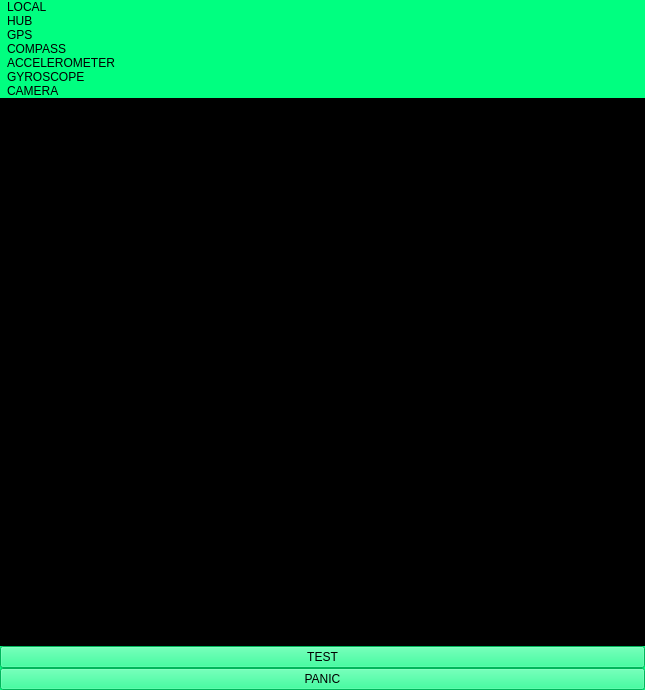
First picture: the form in lib/ui/AgentWindow.ui, repository mrdeveloperdude/OctoMY, before the edit.
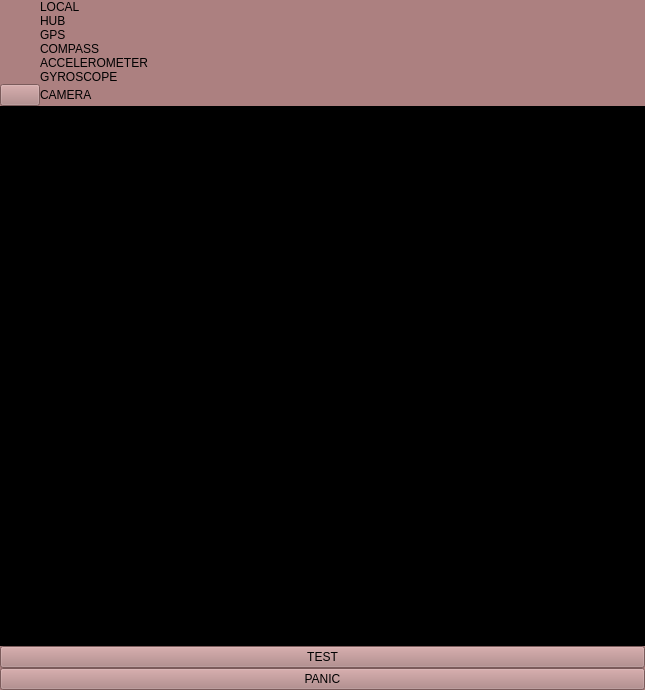
Second picture: the form after the edit. The open tabs and pages were chosen to show the change. Icons and pictures are not drawn. Custom widgets are drawn as their Qt base class.

Diff of the .ui file:
```diff
--- a/lib/ui/AgentWindow.ui
+++ b/lib/ui/AgentWindow.ui
@@ -25,8 +25,8 @@
      <colorrole role="Button">
       <brush brushstyle="SolidPattern">
        <color alpha="255">
-        <red>0</red>
-        <green>255</green>
+        <red>172</red>
+        <green>128</green>
         <blue>128</blue>
        </color>
       </brush>
@@ -34,17 +34,17 @@
      <colorrole role="Light">
       <brush brushstyle="SolidPattern">
        <color alpha="255">
-        <red>127</red>
-        <green>255</green>
-        <blue>192</blue>
+        <red>255</red>
+        <green>193</green>
+        <blue>193</blue>
        </color>
       </brush>
      </colorrole>
      <colorrole role="Midlight">
       <brush brushstyle="SolidPattern">
        <color alpha="255">
-        <red>63</red>
-        <green>255</green>
+        <red>213</red>
+        <green>160</green>
         <blue>160</blue>
        </color>
       </brush>
@@ -52,8 +52,8 @@
      <colorrole role="Dark">
       <brush brushstyle="SolidPattern">
        <color alpha="255">
-        <red>0</red>
-        <green>127</green>
+        <red>86</red>
+        <green>64</green>
         <blue>64</blue>
        </color>
       </brush>
@@ -61,8 +61,8 @@
      <colorrole role="Mid">
       <brush brushstyle="SolidPattern">
        <color alpha="255">
-        <red>0</red>
-        <green>170</green>
+        <red>115</red>
+        <green>85</green>
         <blue>85</blue>
        </color>
       </brush>
@@ -106,8 +106,8 @@
      <colorrole role="Window">
       <brush brushstyle="SolidPattern">
        <color alpha="255">
-        <red>0</red>
-        <green>255</green>
+        <red>172</red>
+        <green>128</green>
         <blue>128</blue>
        </color>
       </brush>
@@ -124,8 +124,8 @@
      <colorrole role="AlternateBase">
       <brush brushstyle="SolidPattern">
        <color alpha="255">
-        <red>127</red>
-        <green>255</green>
+        <red>213</red>
+        <green>191</green>
         <blue>191</blue>
        </color>
       </brush>
@@ -162,8 +162,8 @@
      <colorrole role="Button">
       <brush brushstyle="SolidPattern">
        <color alpha="255">
-        <red>0</red>
-        <green>255</green>
+        <red>172</red>
+        <green>128</green>
         <blue>128</blue>
        </color>
       </brush>
@@ -171,17 +171,17 @@
      <colorrole role="Light">
       <brush brushstyle="SolidPattern">
        <color alpha="255">
-        <red>127</red>
-        <green>255</green>
-        <blue>192</blue>
+        <red>255</red>
+        <green>193</green>
+        <blue>193</blue>
        </color>
       </brush>
      </colorrole>
      <colorrole role="Midlight">
       <brush brushstyle="SolidPattern">
        <color alpha="255">
-        <red>63</red>
-        <green>255</green>
+        <red>213</red>
+        <green>160</green>
         <blue>160</blue>
        </color>
       </brush>
@@ -189,8 +189,8 @@
      <colorrole role="Dark">
       <brush brushstyle="SolidPattern">
        <color alpha="255">
-        <red>0</red>
-        <green>127</green>
+        <red>86</red>
+        <green>64</green>
         <blue>64</blue>
        </color>
       </brush>
@@ -198,8 +198,8 @@
      <colorrole role="Mid">
       <brush brushstyle="SolidPattern">
        <color alpha="255">
-        <red>0</red>
-        <green>170</green>
+        <red>115</red>
+        <green>85</green>
         <blue>85</blue>
        </color>
       </brush>
@@ -243,8 +243,8 @@
      <colorrole role="Window">
       <brush brushstyle="SolidPattern">
        <color alpha="255">
-        <red>0</red>
-        <green>255</green>
+        <red>172</red>
+        <green>128</green>
         <blue>128</blue>
        </color>
       </brush>
@@ -261,8 +261,8 @@
      <colorrole role="AlternateBase">
       <brush brushstyle="SolidPattern">
        <color alpha="255">
-        <red>127</red>
-        <green>255</green>
+        <red>213</red>
+        <green>191</green>
         <blue>191</blue>
        </color>
       </brush>
@@ -290,8 +290,8 @@
      <colorrole role="WindowText">
       <brush brushstyle="SolidPattern">
        <color alpha="255">
-        <red>0</red>
-        <green>127</green>
+        <red>86</red>
+        <green>64</green>
         <blue>64</blue>
        </color>
       </brush>
@@ -299,8 +299,8 @@
      <colorrole role="Button">
       <brush brushstyle="SolidPattern">
        <color alpha="255">
-        <red>0</red>
-        <green>255</green>
+        <red>172</red>
+        <green>128</green>
         <blue>128</blue>
        </color>
       </brush>
@@ -308,17 +308,17 @@
      <colorrole role="Light">
       <brush brushstyle="SolidPattern">
        <color alpha="255">
-        <red>127</red>
-        <green>255</green>
-        <blue>192</blue>
+        <red>255</red>
+        <green>193</green>
+        <blue>193</blue>
        </color>
       </brush>
      </colorrole>
      <colorrole role="Midlight">
       <brush brushstyle="SolidPattern">
        <color alpha="255">
-        <red>63</red>
-        <green>255</green>
+        <red>213</red>
+        <green>160</green>
         <blue>160</blue>
        </color>
       </brush>
@@ -326,8 +326,8 @@
      <colorrole role="Dark">
       <brush brushstyle="SolidPattern">
        <color alpha="255">
-        <red>0</red>
-        <green>127</green>
+        <red>86</red>
+        <green>64</green>
         <blue>64</blue>
        </color>
       </brush>
@@ -335,8 +335,8 @@
      <colorrole role="Mid">
       <brush brushstyle="SolidPattern">
        <color alpha="255">
-        <red>0</red>
-        <green>170</green>
+        <red>115</red>
+        <green>85</green>
         <blue>85</blue>
        </color>
       </brush>
@@ -344,8 +344,8 @@
      <colorrole role="Text">
       <brush brushstyle="SolidPattern">
        <color alpha="255">
-        <red>0</red>
-        <green>127</green>
+        <red>86</red>
+        <green>64</green>
         <blue>64</blue>
        </color>
       </brush>
@@ -362,8 +362,8 @@
      <colorrole role="ButtonText">
       <brush brushstyle="SolidPattern">
        <color alpha="255">
-        <red>0</red>
-        <green>127</green>
+        <red>86</red>
+        <green>64</green>
         <blue>64</blue>
        </color>
       </brush>
@@ -371,8 +371,8 @@
      <colorrole role="Base">
       <brush brushstyle="SolidPattern">
        <color alpha="255">
-        <red>0</red>
-        <green>255</green>
+        <red>172</red>
+        <green>128</green>
         <blue>128</blue>
        </color>
       </brush>
@@ -380,8 +380,8 @@
      <colorrole role="Window">
       <brush brushstyle="SolidPattern">
        <color alpha="255">
-        <red>0</red>
-        <green>255</green>
+        <red>172</red>
+        <green>128</green>
         <blue>128</blue>
        </color>
       </brush>
@@ -398,8 +398,8 @@
      <colorrole role="AlternateBase">
       <brush brushstyle="SolidPattern">
        <color alpha="255">
-        <red>0</red>
-        <green>255</green>
+        <red>172</red>
+        <green>128</green>
         <blue>128</blue>
        </color>
       </brush>
@@ -457,7 +457,7 @@
       </sizepolicy>
      </property>
      <property name="currentIndex">
-      <number>3</number>
+      <number>6</number>
      </property>
      <widget class="QWidget" name="pageRunning">
       <layout class="QGridLayout" name="gridLayout_2">
@@ -494,98 +494,7 @@
           <property name="spacing">
            <number>0</number>
           </property>
-          <item row="1" column="1">
-           <widget class="QLabel" name="labelHub">
-            <property name="sizePolicy">
-             <sizepolicy hsizetype="Expanding" vsizetype="Minimum">
-              <horstretch>0</horstretch>
-              <verstretch>0</verstretch>
-             </sizepolicy>
-            </property>
-            <property name="text">
-             <string>HUB</string>
-            </property>
-           </widget>
-          </item>
-          <item row="6" column="1">
-           <widget class="QLabel" name="labelCamera">
-            <property name="sizePolicy">
-             <sizepolicy hsizetype="Expanding" vsizetype="Minimum">
-              <horstretch>0</horstretch>
-              <verstretch>0</verstretch>
-             </sizepolicy>
-            </property>
-            <property name="text">
-             <string>CAMERA</string>
-            </property>
-           </widget>
-          </item>
-          <item row="4" column="1">
-           <widget class="QLabel" name="labelAccelerometer">
-            <property name="sizePolicy">
-             <sizepolicy hsizetype="Expanding" vsizetype="Minimum">
-              <horstretch>0</horstretch>
-              <verstretch>0</verstretch>
-             </sizepolicy>
-            </property>
-            <property name="text">
-             <string>ACCELEROMETER</string>
-            </property>
-           </widget>
-          </item>
-          <item row="4" column="0">
-           <widget class="QLabel" name="label_5">
-            <property name="text">
-             <string/>
-            </property>
-            <property name="pixmap">
-             <pixmap resource="../resources/icons.qrc">:/icons/sensor_accellerometer.svg</pixmap>
-            </property>
-            <property name="margin">
-             <number>10</number>
-            </property>
-           </widget>
-          </item>
-          <item row="5" column="0">
-           <widget class="QLabel" name="label_6">
-            <property name="text">
-             <string/>
-            </property>
-            <property name="pixmap">
-             <pixmap resource="../resources/icons.qrc">:/icons/sensor_gyroscope.svg</pixmap>
-            </property>
-            <property name="margin">
-             <number>10</number>
-            </property>
-           </widget>
-          </item>
-          <item row="5" column="1">
-           <widget class="QLabel" name="labelGyroscope">
-            <property name="sizePolicy">
-             <sizepolicy hsizetype="Expanding" vsizetype="Minimum">
-              <horstretch>0</horstretch>
-              <verstretch>0</verstretch>
-             </sizepolicy>
-            </property>
-            <property name="text">
-             <string>GYROSCOPE</string>
-            </property>
-           </widget>
-          </item>
           <item row="3" column="0">
-           <widget class="QLabel" name="label_3">
-            <property name="text">
-             <string/>
-            </property>
-            <property name="pixmap">
-             <pixmap resource="../resources/icons.qrc">:/icons/sensor_compass.svg</pixmap>
-            </property>
-            <property name="margin">
-             <number>10</number>
-            </property>
-           </widget>
-          </item>
-          <item row="2" column="0">
            <widget class="QLabel" name="label">
             <property name="text">
              <string/>
@@ -598,62 +507,7 @@
             </property>
            </widget>
           </item>
-          <item row="0" column="1">
-           <widget class="QLabel" name="labelLocal">
-            <property name="sizePolicy">
-             <sizepolicy hsizetype="Expanding" vsizetype="Minimum">
-              <horstretch>0</horstretch>
-              <verstretch>0</verstretch>
-             </sizepolicy>
-            </property>
-            <property name="text">
-             <string>LOCAL</string>
-            </property>
-           </widget>
-          </item>
-          <item row="3" column="1">
-           <widget class="QLabel" name="labelCompass">
-            <property name="sizePolicy">
-             <sizepolicy hsizetype="Expanding" vsizetype="Minimum">
-              <horstretch>0</horstretch>
-              <verstretch>0</verstretch>
-             </sizepolicy>
-            </property>
-            <property name="text">
-             <string>COMPASS</string>
-            </property>
-           </widget>
-          </item>
-          <item row="2" column="1">
-           <widget class="QLabel" name="labelGPS">
-            <property name="sizePolicy">
-             <sizepolicy hsizetype="Expanding" vsizetype="Minimum">
-              <horstretch>0</horstretch>
-              <verstretch>0</verstretch>
-             </sizepolicy>
-            </property>
-            <property name="lineWidth">
-             <number>0</number>
-            </property>
-            <property name="text">
-             <string>GPS</string>
-            </property>
-           </widget>
-          </item>
-          <item row="6" column="0">
-           <widget class="QLabel" name="label_7">
-            <property name="text">
-             <string/>
-            </property>
-            <property name="pixmap">
-             <pixmap resource="../resources/icons.qrc">:/icons/sensor_camera.svg</pixmap>
-            </property>
-            <property name="margin">
-             <number>10</number>
-            </property>
-           </widget>
-          </item>
-          <item row="7" column="0" colspan="2">
+          <item row="8" column="0" colspan="2">
            <widget class="IdenticonWidget" name="widgetIdenticon" native="true">
             <property name="sizePolicy">
              <sizepolicy hsizetype="Minimum" vsizetype="Minimum">
@@ -1141,7 +995,62 @@
             </layout>
            </widget>
           </item>
-          <item row="0" column="0" rowspan="2">
+          <item row="6" column="0">
+           <widget class="QLabel" name="label_6">
+            <property name="text">
+             <string/>
+            </property>
+            <property name="pixmap">
+             <pixmap resource="../resources/icons.qrc">:/icons/sensor_gyroscope.svg</pixmap>
+            </property>
+            <property name="margin">
+             <number>10</number>
+            </property>
+           </widget>
+          </item>
+          <item row="2" column="1">
+           <widget class="QLabel" name="labelHub">
+            <property name="sizePolicy">
+             <sizepolicy hsizetype="Expanding" vsizetype="Minimum">
+              <horstretch>0</horstretch>
+              <verstretch>0</verstretch>
+             </sizepolicy>
+            </property>
+            <property name="text">
+             <string>HUB</string>
+            </property>
+           </widget>
+          </item>
+          <item row="6" column="1">
+           <widget class="QLabel" name="labelGyroscope">
+            <property name="sizePolicy">
+             <sizepolicy hsizetype="Expanding" vsizetype="Minimum">
+              <horstretch>0</horstretch>
+              <verstretch>0</verstretch>
+             </sizepolicy>
+            </property>
+            <property name="text">
+             <string>GYROSCOPE</string>
+            </property>
+           </widget>
+          </item>
+          <item row="3" column="1">
+           <widget class="QLabel" name="labelGPS">
+            <property name="sizePolicy">
+             <sizepolicy hsizetype="Expanding" vsizetype="Minimum">
+              <horstretch>0</horstretch>
+              <verstretch>0</verstretch>
+             </sizepolicy>
+            </property>
+            <property name="lineWidth">
+             <number>0</number>
+            </property>
+            <property name="text">
+             <string>GPS</string>
+            </property>
+           </widget>
+          </item>
+          <item row="1" column="0" rowspan="2">
            <widget class="QLabel" name="label_8">
             <property name="text">
              <string/>
@@ -1154,30 +1063,113 @@
             </property>
            </widget>
           </item>
+          <item row="4" column="0">
+           <widget class="QLabel" name="label_3">
+            <property name="text">
+             <string/>
+            </property>
+            <property name="pixmap">
+             <pixmap resource="../resources/icons.qrc">:/icons/sensor_compass.svg</pixmap>
+            </property>
+            <property name="margin">
+             <number>10</number>
+            </property>
+           </widget>
+          </item>
+          <item row="7" column="0">
+           <widget class="QPushButton" name="pushButtonCamera">
+            <property name="text">
+             <string/>
+            </property>
+            <property name="icon">
+             <iconset resource="../resources/icons.qrc">
+              <normaloff>:/icons/eye.svg</normaloff>:/icons/eye.svg</iconset>
+            </property>
+           </widget>
+          </item>
+          <item row="5" column="0">
+           <widget class="QLabel" name="label_5">
+            <property name="text">
+             <string/>
+            </property>
+            <property name="pixmap">
+             <pixmap resource="../resources/icons.qrc">:/icons/sensor_accellerometer.svg</pixmap>
+            </property>
+            <property name="margin">
+             <number>10</number>
+            </property>
+           </widget>
+          </item>
+          <item row="5" column="1">
+           <widget class="QLabel" name="labelAccelerometer">
+            <property name="sizePolicy">
+             <sizepolicy hsizetype="Expanding" vsizetype="Minimum">
+              <horstretch>0</horstretch>
+              <verstretch>0</verstretch>
+             </sizepolicy>
+            </property>
+            <property name="text">
+             <string>ACCELEROMETER</string>
+            </property>
+           </widget>
+          </item>
+          <item row="4" column="1">
+           <widget class="QLabel" name="labelCompass">
+            <property name="sizePolicy">
+             <sizepolicy hsizetype="Expanding" vsizetype="Minimum">
+              <horstretch>0</horstretch>
+              <verstretch>0</verstretch>
+             </sizepolicy>
+            </property>
+            <property name="text">
+             <string>COMPASS</string>
+            </property>
+           </widget>
+          </item>
+          <item row="1" column="1">
+           <widget class="QLabel" name="labelLocal">
+            <property name="sizePolicy">
+             <sizepolicy hsizetype="Expanding" vsizetype="Minimum">
+              <horstretch>0</horstretch>
+              <verstretch>0</verstretch>
+             </sizepolicy>
+            </property>
+            <property name="text">
+             <string>LOCAL</string>
+            </property>
+           </widget>
+          </item>
+          <item row="7" column="1">
+           <widget class="QLabel" name="labelCamera">
+            <property name="sizePolicy">
+             <sizepolicy hsizetype="Expanding" vsizetype="Minimum">
+              <horstretch>0</horstretch>
+              <verstretch>0</verstretch>
+             </sizepolicy>
+            </property>
+            <property name="text">
+             <string>CAMERA</string>
+            </property>
+           </widget>
+          </item>
+          <item row="0" column="0" colspan="2">
+           <widget class="ConnectionWidget" name="widgetConnection" native="true">
+            <property name="sizePolicy">
+             <sizepolicy hsizetype="Minimum" vsizetype="Minimum">
+              <horstretch>0</horstretch>
+              <verstretch>0</verstretch>
+             </sizepolicy>
+            </property>
+           </widget>
+          </item>
          </layout>
         </widget>
        </item>
       </layout>
      </widget>
      <widget class="QWidget" name="pageConnect">
-      <layout class="QGridLayout" name="gridLayout_3">
-       <item row="3" column="1">
-        <widget class="TryToggle" name="tryToggleListen" native="true">
-         <property name="sizePolicy">
-          <sizepolicy hsizetype="Expanding" vsizetype="Minimum">
-           <horstretch>0</horstretch>
-           <verstretch>0</verstretch>
-          </sizepolicy>
-         </property>
-         <property name="minimumSize">
-          <size>
-           <width>10</width>
-           <height>10</height>
-          </size>
-         </property>
-        </widget>
-       </item>
-       <item row="4" column="1">
+      <layout class="QVBoxLayout" name="verticalLayout_5">
+       <item>
         <widget class="IdenticonWidget" name="widgetIdenticon_2" native="true">
          <property name="sizePolicy">
           <sizepolicy hsizetype="Minimum" vsizetype="Expanding">
@@ -1196,77 +1188,6 @@
          </property>
         </widget>
        </item>
-       <item row="2" column="1">
-        <layout class="QHBoxLayout" name="horizontalLayout">
-         <item>
-          <widget class="TextEntry" name="lineEditHubAddress">
-           <property name="placeholderText">
-            <string>Hub address</string>
-           </property>
-          </widget>
-         </item>
-         <item>
-          <widget class="QLabel" name="label_2">
-           <property name="text">
-            <string>:</string>
-           </property>
-          </widget>
-         </item>
-         <item>
-          <widget class="TextEntry" name="lineEditHubPort">
-           <property name="sizePolicy">
-            <sizepolicy hsizetype="Preferred" vsizetype="Fixed">
-             <horstretch>0</horstretch>
-             <verstretch>0</verstretch>
-            </sizepolicy>
-           </property>
-           <property name="maxLength">
-            <number>6</number>
-           </property>
-           <property name="placeholderText">
-            <string>Hub port</string>
-           </property>
-          </widget>
-         </item>
-        </layout>
-       </item>
-       <item row="1" column="1">
-        <layout class="QHBoxLayout" name="horizontalLayout_2">
-         <item>
-          <widget class="QComboBox" name="comboBoxLocalAddress">
-           <property name="sizePolicy">
-            <sizepolicy hsizetype="Expanding" vsizetype="Fixed">
-             <horstretch>0</horstretch>
-             <verstretch>0</verstretch>
-            </sizepolicy>
-           </property>
-          </widget>
-         </item>
-         <item>
-          <widget class="QLabel" name="label_4">
-           <property name="text">
-            <string>:</string>
-           </property>
-          </widget>
-         </item>
-         <item>
-          <widget class="TextEntry" name="lineEditLocalPort">
-           <property name="sizePolicy">
-            <sizepolicy hsizetype="Preferred" vsizetype="Fixed">
-             <horstretch>0</horstretch>
-             <verstretch>0</verstretch>
-            </sizepolicy>
-           </property>
-           <property name="maxLength">
-            <number>6</number>
-           </property>
-           <property name="placeholderText">
-            <string>Listen port</string>
-           </property>
-          </widget>
-         </item>
-        </layout>
-       </item>
       </layout>
      </widget>
      <widget class="QWidget" name="pageConfirmQuit">
@@ -1837,6 +1758,37 @@
        </item>
       </layout>
      </widget>
+     <widget class="QWidget" name="pageCamera">
+      <layout class="QGridLayout" name="gridLayout">
+       <item row="0" column="0">
+        <widget class="QPushButton" name="pushButtonBack">
+         <property name="text">
+          <string/>
+         </property>
+         <property name="icon">
+          <iconset resource="../resources/icons.qrc">
+           <normaloff>:/icons/arrow_left.svg</normaloff>:/icons/arrow_left.svg</iconset>
+         </property>
+        </widget>
+       </item>
+       <item row="0" column="1">
+        <spacer name="horizontalSpacer">
+         <property name="orientation">
+          <enum>Qt::Horizontal</enum>
+         </property>
+         <property name="sizeHint" stdset="0">
+          <size>
+           <width>40</width>
+           <height>20</height>
+          </size>
+         </property>
+        </spacer>
+       </item>
+       <item row="1" column="0" colspan="2">
+        <widget class="Camera" name="widgetCamera" native="true"/>
+       </item>
+      </layout>
+     </widget>
     </widget>
    </item>
    <item>
@@ -1856,17 +1808,6 @@
   </layout>
  </widget>
  <customwidgets>
-  <customwidget>
-   <class>TryToggle</class>
-   <extends>QWidget</extends>
-   <header>widgets/TryToggle.hpp</header>
-   <container>1</container>
-  </customwidget>
-  <customwidget>
-   <class>TextEntry</class>
-   <extends>QLineEdit</extends>
-   <header>widgets/TextEntry.hpp</header>
-  </customwidget>
   <customwidget>
    <class>IdenticonWidget</class>
    <extends>QWidget</extends>
@@ -1879,6 +1820,18 @@
    <header>puppet/GaitWidget.hpp</header>
    <container>1</container>
   </customwidget>
+  <customwidget>
+   <class>ConnectionWidget</class>
+   <extends>QWidget</extends>
+   <header>widgets/ConnectionWidget.hpp</header>
+   <container>1</container>
+  </customwidget>
+  <customwidget>
+   <class>Camera</class>
+   <extends>QWidget</extends>
+   <header>camera/Camera.hpp</header>
+   <container>1</container>
+  </customwidget>
  </customwidgets>
  <resources>
   <include location="../resources/icons.qrc"/>
```
